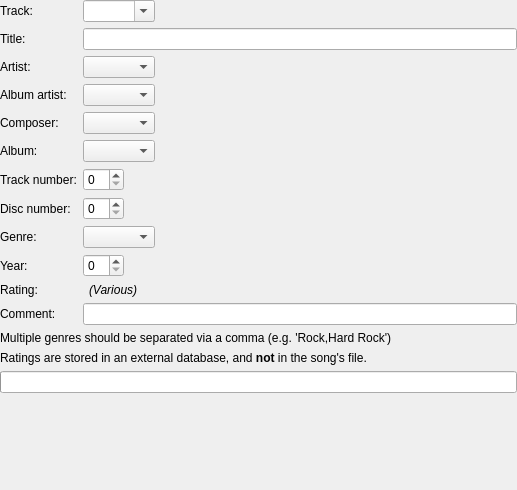
First picture: the form in tags/tageditor.ui, repository CDrummond/cantata, before the edit.
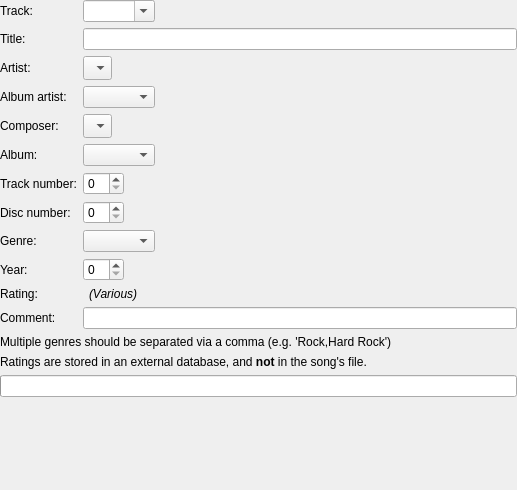
Second picture: the form after the edit. Custom widgets are drawn as their Qt base class.

Commit message:
Fix tag editor window width issue
The artist and composer combo boxes can grow extremely wide for some tracks causing the tag editor window to span nearly the entire width of the screen.  Adding the AdjustToMinimumContentsLengthWithIcon property for these two combo boxes fixes the window from growing too wide but keeps the ability to view long artists and composers.

What changed in the file:
```diff
--- a/tags/tageditor.ui
+++ b/tags/tageditor.ui
@@ -72,7 +72,11 @@
       </widget>
      </item>
      <item row="2" column="1">
-      <widget class="CompletionCombo" name="artist"/>
+      <widget class="CompletionCombo" name="artist">
+       <property name="sizeAdjustPolicy">                                                                                     
+        <enum>QComboBox::AdjustToMinimumContentsLengthWithIcon</enum>                                                         
+       </property>                                                                                                            
+      </widget> 
      </item>
      <item row="3" column="0">
       <widget class="StateLabel" name="albumArtistLabel">
@@ -98,7 +102,11 @@
       </widget>
      </item>
      <item row="4" column="1">
-      <widget class="CompletionCombo" name="composer"/>
+      <widget class="CompletionCombo" name="composer">
+       <property name="sizeAdjustPolicy">                                                                                     
+        <enum>QComboBox::AdjustToMinimumContentsLengthWithIcon</enum>                                                         
+       </property>                                                                                                            
+      </widget>
      </item>
      <item row="5" column="0">
       <widget class="StateLabel" name="albumLabel">
```
